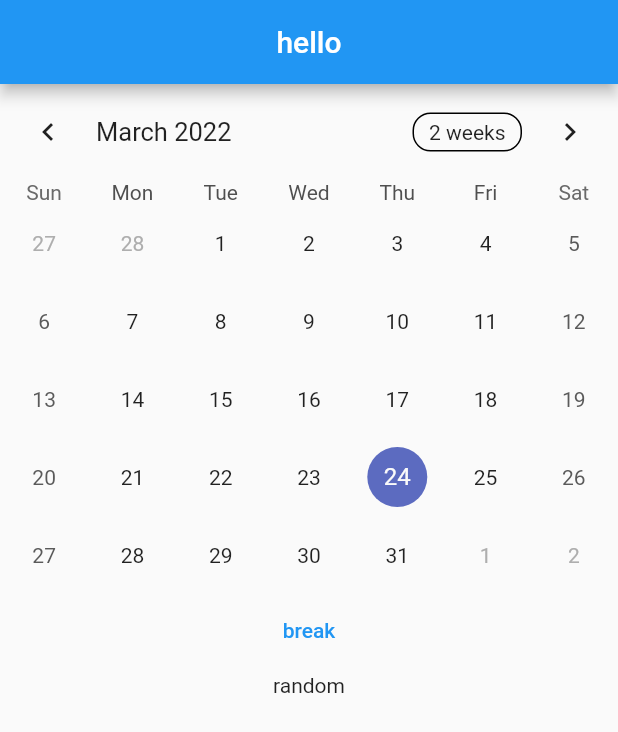
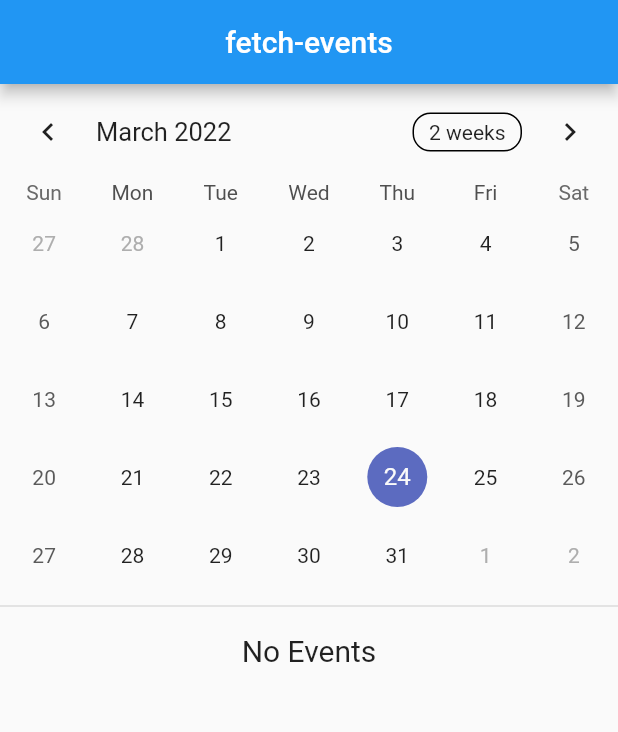
Before and after one commit to syed-m-osama/fetch-events, a Flutter app: the screen it shows after launch, on a phone screen of 412 x 824 dp. Shown: the top 732 px of the screen. Run offline on Flutter 3.47's test engine with Material 2 defaults, Android fonts, the phone set to English and light mode, and no system bars; drawn by our look-alikes of table_calendar; our stand-ins replace cloud_firestore, firebase_core; accounts and stored records are empty.

Commit message:
fetching data using Date(required DateTime)

```diff
--- a/lib/main.dart
+++ b/lib/main.dart
@@ -23,30 +23,22 @@ class EventsHome extends StatefulWidget {
 }
 
 class _EventsHomeState extends State<EventsHome> {
+  CalendarFormat _calendarFormat = CalendarFormat.month;
   DateTime _focusedDay = DateTime.now();
   DateTime? _selectedDay;
-  String? kStr;
 
   @override
   void initState() {
     super.initState();
-
     _selectedDay = _focusedDay;
-    kStr = _selectedDay!.year.toString() +
-        _selectedDay!.month.toString() +
-        _selectedDay!.day.toString();
-    //_selectedEvents = ValueNotifier(_getEventsForDay(_selectedDay!));
   }
 
   @override
   Widget build(BuildContext context) {
-    kStr = _selectedDay!.year.toString() + //2022
-        _selectedDay!.month.toString() + //3
-        _selectedDay!.day.toString(); //23
     return MaterialApp(
       home: Scaffold(
         appBar: AppBar(
-          title: Center(child: Text('hello')),
+          title: Center(child: Text('fetch-events')),
         ),
         body: Column(
           children: [
@@ -54,7 +46,6 @@ class _EventsHomeState extends State<EventsHome> {
               focusedDay: _focusedDay,
               firstDay: kFirstDay,
               lastDay: kLastDay,
-              calendarFormat: CalendarFormat.month,
               selectedDayPredicate: (day) {
                 return isSameDay(_selectedDay, day);
               },
@@ -64,41 +55,57 @@ class _EventsHomeState extends State<EventsHome> {
                   _focusedDay = focusedDay; // update `_focusedDay` here as well
                 });
               },
+              calendarFormat: _calendarFormat,
+              onFormatChanged: (format) {
+                if (_calendarFormat != format) {
+                  setState(() {
+                    _calendarFormat = format;
+                  });
+                }
+              },
               onPageChanged: (focusedDay) {
                 _focusedDay = focusedDay;
               },
             ),
-            TextButton(onPressed: () {}, child: Text('break')),
-            const SizedBox(height: 5.0),
+            Divider(
+              thickness: 1,
+            ),
+            const SizedBox(height: 10.0),
             Expanded(
                 child: StreamBuilder<QuerySnapshot>(
                     stream: FirebaseFirestore.instance
                         .collection("eventsDate")
+                        .where('Date',
+                            isEqualTo:
+                                _selectedDay.toString().split(' ').elementAt(0))
                         .snapshots(),
                     builder: (context, AsyncSnapshot<QuerySnapshot> snapshot) {
                       if (!snapshot.hasData) {
                         log(snapshot.error.toString());
-                        return Text('No Events');
+                        return EventCard(
+                          eventTitle: 'NO DATA!!!',
+                        );
                       }
-                      // return ListView(
-                      //   children: snapshot.data!.docs.map((event) {
-                      //     return Center(
-                      //       child: ListTile(
-                      //         title: Text(event['events']),
-                      //       ),
-                      //     );
-                      //   }).toList(),
-                      // );
-                      final events = snapshot.data!.docs;
+
+                      var events = snapshot.data!.docs;
+                      List<EventCard> eventCards = [];
 
                       for (var event in events) {
-                        final date = event.get('dateString');
-                        if (date.toString() == kStr) {
-                          final arr = event.get('event');
-                          return Text(arr.toString());
-                        }
+                        var eventData = event.get('Event');
+                        var eventCard = EventCard(
+                          eventTitle: eventData,
+                        );
+                        eventCards.add(eventCard);
                       }
-                      return Text('random');
+                      if (eventCards.isEmpty) {
+                        return Text(
+                          'No Events',
+                          style: TextStyle(fontSize: 20.0),
+                        );
+                      }
+                      return ListView(
+                        children: eventCards,
+                      );
                     }))
           ],
         ),
@@ -106,3 +113,31 @@ class _EventsHomeState extends State<EventsHome> {
     );
   }
 }
+
+class EventCard extends StatelessWidget {
+  final eventTitle;
+  //const EventCard({Key? key}) : super(key: key);
+
+  EventCard({this.eventTitle});
+
+  @override
+  Widget build(BuildContext context) {
+    return Padding(
+      padding: EdgeInsets.symmetric(horizontal: 20.0, vertical: 3.0),
+      child: Card(
+          shape:
+              RoundedRectangleBorder(borderRadius: BorderRadius.circular(15.0)),
+          borderOnForeground: true,
+          elevation: 2.0,
+          child: Center(
+            child: Padding(
+              padding: const EdgeInsets.all(10.0),
+              child: Text(
+                '$eventTitle',
+                style: TextStyle(fontSize: 20.0),
+              ),
+            ),
+          )),
+    );
+  }
+}
```
Also changed, not shown: lib/events_home.dart (deleted).
